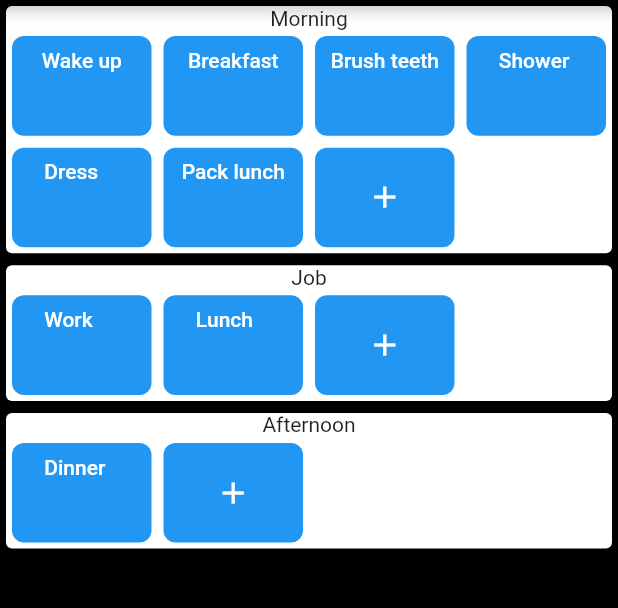
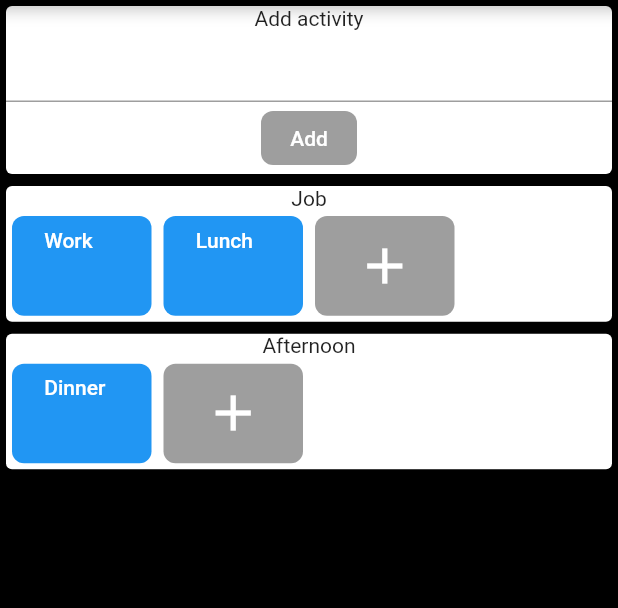
Before and after one commit to bendicsekb/habits_app, a Flutter app: the screen it shows after launch, after a tap on the "add" icon, on a phone screen of 412 x 824 dp, the part 84-692 px from its top. Run offline on Flutter 3.47's test engine with Material 2 defaults, Android fonts, the phone set to English and light mode, and no system bars; our stand-ins replace flutter_hooks, flutter_riverpod, hooks_riverpod.

Commit message:
feat Add activity card and basic functionality

```diff
--- a/lib/block_activity_design/activity.dart
+++ b/lib/block_activity_design/activity.dart
@@ -106,15 +106,3 @@ class AnimatedPlayPauseButton extends HookConsumerWidget {
     );
   }
 }
-
-class AddActivity extends HookConsumerWidget {
-  const AddActivity({Key? key}) : super(key: key);
-  @override
-  Widget build(BuildContext context, WidgetRef ref) {
-    return TextButton(
-      onPressed: () {},
-      style: _activityButtonStyle,
-      child: Icon(Icons.add),
-    );
-  }
-}
--- /dev/null
+++ b/lib/block_activity_design/add_activity.dart
@@ -0,0 +1,60 @@
+import 'package:flutter/material.dart';
+import 'package:flutter_hooks/flutter_hooks.dart';
+import 'package:habits_app/main.dart';
+import 'package:hooks_riverpod/hooks_riverpod.dart';
+
+final _addActivityButtonStyle = TextButton.styleFrom(
+  foregroundColor: Colors.white,
+  backgroundColor: Colors.grey,
+  shape: RoundedRectangleBorder(
+    borderRadius: BorderRadius.circular(8),
+  ),
+);
+
+class AddActivityButton extends HookConsumerWidget {
+  final String currentBlock;
+  const AddActivityButton({Key? key, required this.currentBlock})
+      : super(key: key);
+  @override
+  Widget build(BuildContext context, WidgetRef ref) {
+    return TextButton(
+      onPressed: () {
+        ref.read(blockAddProvider.notifier).add(currentBlock);
+      },
+      style: _addActivityButtonStyle,
+      child: const Icon(
+        Icons.add,
+        size: 40,
+      ),
+    );
+  }
+}
+
+class AddActivityCard extends HookConsumerWidget {
+  final String currentBlock;
+  const AddActivityCard({Key? key, required this.currentBlock})
+      : super(key: key);
+  @override
+  Widget build(BuildContext context, WidgetRef ref) {
+    final controller = useTextEditingController();
+    return Card(
+      child: Column(
+        children: [
+          const Text("Add activity"),
+          TextField(
+            controller: controller,
+          ),
+          TextButton(
+            onPressed: () {
+              ref.read(entryListProvider.notifier).addEntry(
+                  controller.text, currentBlock, DateTime.now(), null);
+              ref.read(blockAddProvider.notifier).remove(currentBlock);
+            },
+            style: _addActivityButtonStyle,
+            child: const Text("Add"),
+          ),
+        ],
+      ),
+    );
+  }
+}
--- a/lib/block_activity_design/block.dart
+++ b/lib/block_activity_design/block.dart
@@ -1,15 +1,21 @@
 import 'package:flutter/material.dart';
 import 'package:habits_app/block_activity_design/activity.dart';
+import 'package:habits_app/block_activity_design/add_activity.dart';
 import 'package:habits_app/main.dart';
 import 'package:hooks_riverpod/hooks_riverpod.dart';
 
 class Block extends HookConsumerWidget {
+  final bool isAddActivity;
   final String blockName;
-  const Block({Key? key, required this.blockName}) : super(key: key);
+  const Block({Key? key, required this.blockName, required this.isAddActivity})
+      : super(key: key);
   @override
   Widget build(BuildContext context, WidgetRef ref) {
     final activities = ref.watch(activityNamesPerBlockProvider);
-    return Card(
+
+    return isAddActivity
+        ? AddActivityCard(currentBlock: blockName)
+        : Card(
             child: Column(
               children: [
                 Text(blockName),
@@ -26,7 +32,7 @@ class Block extends HookConsumerWidget {
                   itemCount: activities[blockName]!.length + 1,
                   itemBuilder: (context, index) {
                     if (index == activities[blockName]!.length) {
-                return const AddActivity();
+                      return AddActivityButton(currentBlock: blockName);
                     }
                     return Activity(
                       activityName: activities[blockName]![index],
--- a/lib/block_activity_design/habits_app.dart
+++ b/lib/block_activity_design/habits_app.dart
@@ -26,6 +26,8 @@ class MyHomePage extends HookConsumerWidget {
   @override
   Widget build(BuildContext context, WidgetRef ref) {
     final blockNames = ref.watch(blockNamesProvider);
+    final isAddActivities = ref.watch(blockAddProvider);
+
     return Scaffold(
       appBar: AppBar(
         title: Text(title),
@@ -35,6 +37,7 @@ class MyHomePage extends HookConsumerWidget {
         itemBuilder: (BuildContext context, int index) {
           return Block(
             blockName: blockNames[index],
+            isAddActivity: isAddActivities[blockNames[index]]!,
           );
         },
       ),
--- a/lib/main.dart
+++ b/lib/main.dart
@@ -88,6 +88,30 @@ final activityNamesPerBlockProvider =
   }
   return activityNamesPerBlock;
 });
+
+class BlockAddState extends StateNotifier<Map<String, bool>> {
+  BlockAddState(Map<String, bool> state) : super(state);
+  void add(String blockName) {
+    state[blockName] = true;
+    state = {...state};
+  }
+
+  void remove(String blockName) {
+    state[blockName] = false;
+    state = {...state};
+  }
+}
+
+final blockAddProvider =
+    StateNotifierProvider<BlockAddState, Map<String, bool>>((ref) {
+  final blockNames = ref.read(blockNamesProvider);
+  final blockNamesToBool = <String, bool>{};
+  for (final blockName in blockNames) {
+    blockNamesToBool[blockName] = false;
+  }
+  return BlockAddState(blockNamesToBool);
+});
+
 void main() {
   runApp(const ProviderScope(child: HabitsApp()));
 }
```
Lines whose indentation alone changed are shown as unchanged.
